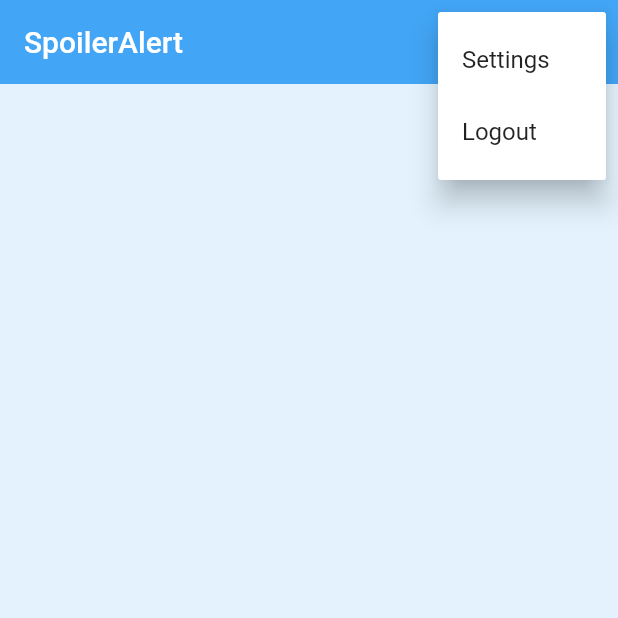
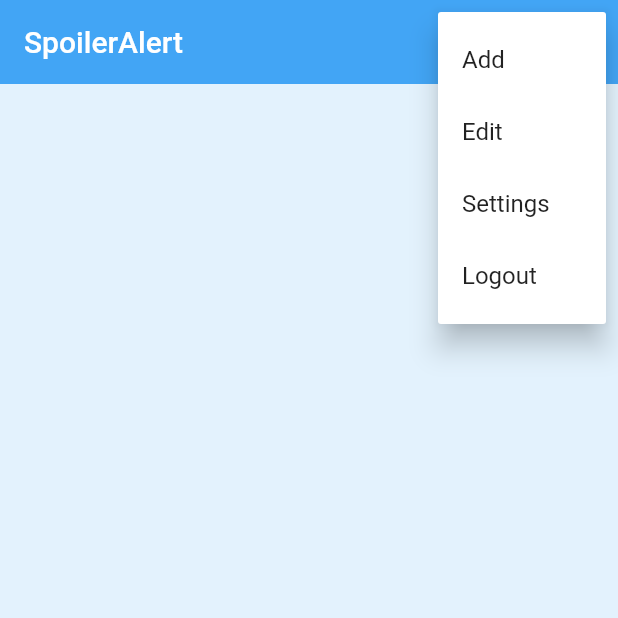
Before and after one commit to Bytingwolf/SpoilerAlert, a Flutter app: the screen it shows once a user with an empty profile is signed in, after a tap on the "more vert" icon, on a phone screen of 412 x 824 dp, the top half of it. Run offline on Flutter 3.47's test engine with Material 2 defaults, Android fonts, the light colour scheme and no system bars; our stand-ins replace cloud_firestore, firebase_auth, flutter_spinkit; accounts and stored records are empty.

Commit message:
Added foundation for multiple screens

```diff
--- a/lib/screens/home/home.dart
+++ b/lib/screens/home/home.dart
@@ -1,4 +1,5 @@
 import 'package:flutter/material.dart';
+import 'package:spoiler_alert/screens/home/add_item.dart';
 import 'package:spoiler_alert/services/auth.dart';
 import 'package:spoiler_alert/shared/constants.dart';
 
@@ -25,18 +26,14 @@ class Home extends StatelessWidget {
               }).toList();
             },
           )
-          /*FlatButton.icon(
-              onPressed: () async {
-                await _auth.signOut();
-              },
-              icon: Icon(Icons.person),
-              label: Text('Logout'))*/
         ],
       ),
     );
   }
 
-  void choiceAction(String choice) {
-    print('Working');
+  void choiceAction(String choice) async {
+    if (choice == Constants.signOut) {
+      await _auth.signOut();
+    } else if (choice == Constants.addFood) {}
   }
 }
--- a/lib/services/database.dart
+++ b/lib/services/database.dart
@@ -4,11 +4,13 @@ import 'dart:async';
 class DatabaseService {
   // Collection reference
 
+  final String uid;
+  DatabaseService({this.uid});
   final CollectionReference foodCollection =
       Firestore.instance.collection('foods');
 
   Future updateUserData(
       String foodName, String foodType, DateTime expiryDate) async {
-    return await foodCollection.document();
+    return await foodCollection.document(uid);
   }
 }
--- a/lib/shared/constants.dart
+++ b/lib/shared/constants.dart
@@ -3,8 +3,15 @@ import 'package:flutter/material.dart';
 class Constants {
   static const String settings = 'Settings';
   static const String signOut = 'Logout';
+  static const String addFood = 'Add';
+  static const String editFood = 'Edit';
 
-  static const List<String> choices = <String>[settings, signOut];
+  static const List<String> choices = <String>[
+    addFood,
+    editFood,
+    settings,
+    signOut
+  ];
 }
 
 const textInputDecoration = InputDecoration(
```
Also changed, not shown: lib/screens/home/add_item.dart (added, +76 -0 lines), lib/screens/home/edit_item.dart (added), lib/screens/home/welcome.dart (added).
